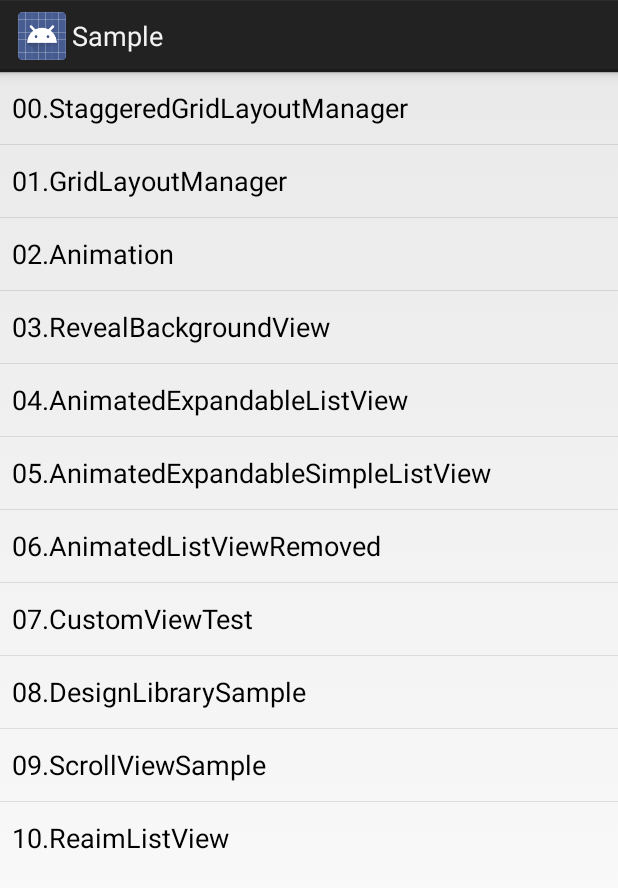
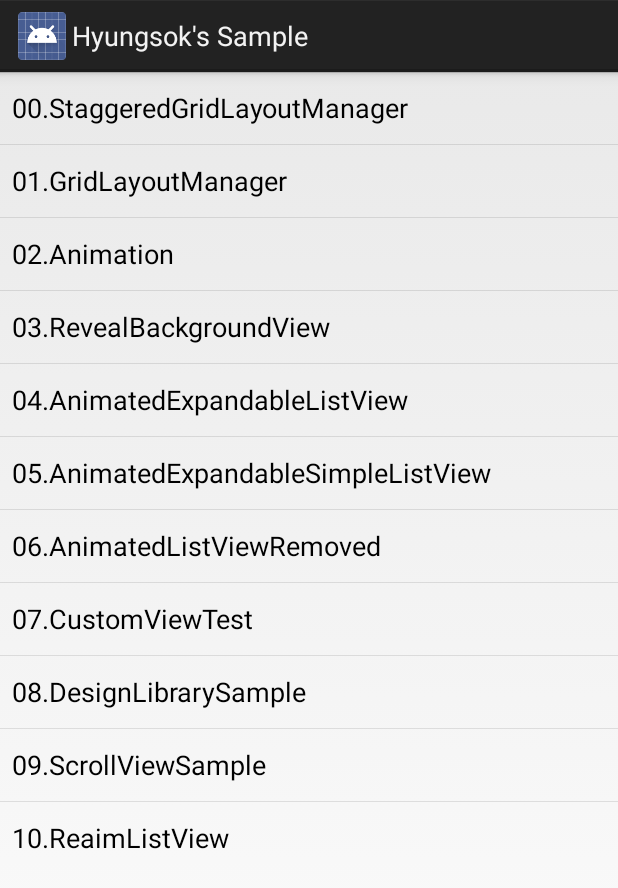
Before and after one commit to hyungsok/MySampleApps, an Android app: the screen it shows after launch (MainActivity), on a phone screen of 412 x 824 dp. Shown: the top 888 px of the screen. Run offline under Robolectric (Android 15) with nearby library versions, the phone set to English and light mode, and no system bars.

Commit message:
update activity title

```diff
--- a/app/src/main/java/com/onlyapps/sample/MainActivity.java
+++ b/app/src/main/java/com/onlyapps/sample/MainActivity.java
@@ -18,7 +18,7 @@ public class MainActivity extends Activity implements AdapterView.OnItemClickLis
     @Override
     protected void onCreate(Bundle savedInstanceState) {
         super.onCreate(savedInstanceState);
-        setTitle("Sample");
+        setTitle("Hyungsok's Sample");
         setContentView(R.layout.activity_main);
 
         mListView = (ListView) findViewById(R.id.list);
```
